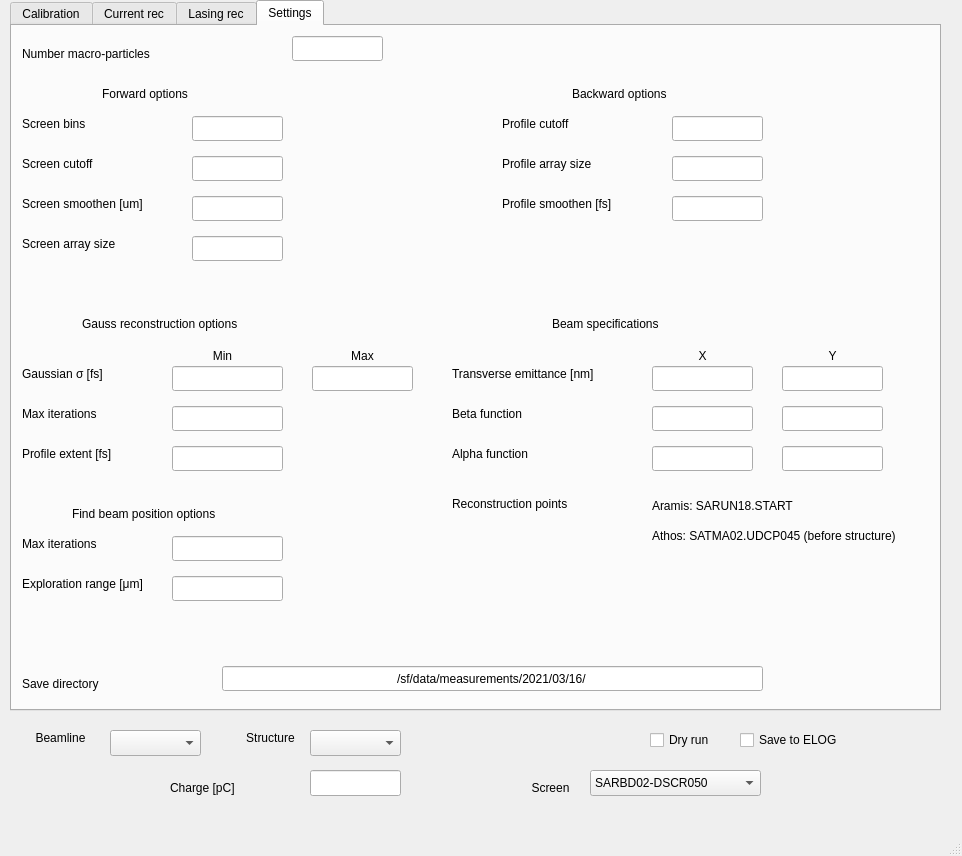
This is gui.ui in pdijksta/PassiveWFMeasurement as Qt 5 draws it before an edit. The edited form follows.
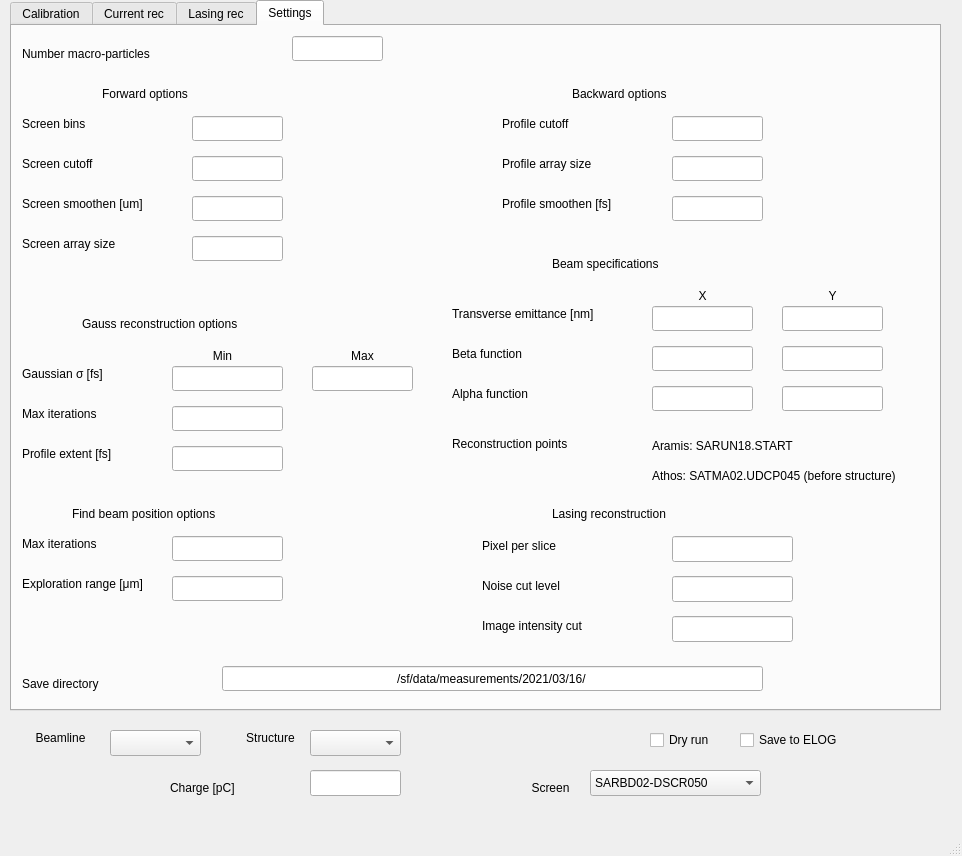
This is the edited form.

Commit message: add lasing options to GUI

```diff
--- a/gui.ui
+++ b/gui.ui
@@ -1900,38 +1900,6 @@
        <string>Pulse energy [uJ]</string>
       </property>
      </widget>
-     <widget class="QLabel" name="label_70">
-      <property name="geometry">
-       <rect>
-        <x>10</x>
-        <y>520</y>
-        <width>121</width>
-        <height>20</height>
-       </rect>
-      </property>
-      <property name="text">
-       <string>Pixel per slice</string>
-      </property>
-      <property name="alignment">
-       <set>Qt::AlignCenter</set>
-      </property>
-     </widget>
-     <widget class="QLineEdit" name="LasingReconstructionSliceFactor">
-      <property name="geometry">
-       <rect>
-        <x>140</x>
-        <y>520</y>
-        <width>121</width>
-        <height>26</height>
-       </rect>
-      </property>
-      <property name="text">
-       <string>3</string>
-      </property>
-      <property name="alignment">
-       <set>Qt::AlignCenter</set>
-      </property>
-     </widget>
      <widget class="QPushButton" name="SaveLasingRecData">
       <property name="geometry">
        <rect>
@@ -2029,7 +1997,7 @@
       <property name="geometry">
        <rect>
         <x>440</x>
-        <y>340</y>
+        <y>280</y>
         <width>211</width>
         <height>16</height>
        </rect>
@@ -2042,7 +2010,7 @@
       <property name="geometry">
        <rect>
         <x>640</x>
-        <y>340</y>
+        <y>280</y>
         <width>101</width>
         <height>25</height>
        </rect>
@@ -2058,7 +2026,7 @@
       <property name="geometry">
        <rect>
         <x>770</x>
-        <y>340</y>
+        <y>280</y>
         <width>101</width>
         <height>25</height>
        </rect>
@@ -2509,7 +2477,7 @@
       <property name="geometry">
        <rect>
         <x>540</x>
-        <y>290</y>
+        <y>230</y>
         <width>191</width>
         <height>16</height>
        </rect>
@@ -2522,7 +2490,7 @@
       <property name="geometry">
        <rect>
         <x>640</x>
-        <y>320</y>
+        <y>260</y>
         <width>101</width>
         <height>20</height>
        </rect>
@@ -2538,7 +2506,7 @@
       <property name="geometry">
        <rect>
         <x>770</x>
-        <y>320</y>
+        <y>260</y>
         <width>101</width>
         <height>20</height>
        </rect>
@@ -2554,7 +2522,7 @@
       <property name="geometry">
        <rect>
         <x>440</x>
-        <y>380</y>
+        <y>320</y>
         <width>141</width>
         <height>16</height>
        </rect>
@@ -2567,7 +2535,7 @@
       <property name="geometry">
        <rect>
         <x>770</x>
-        <y>380</y>
+        <y>320</y>
         <width>101</width>
         <height>25</height>
        </rect>
@@ -2583,7 +2551,7 @@
       <property name="geometry">
        <rect>
         <x>640</x>
-        <y>380</y>
+        <y>320</y>
         <width>101</width>
         <height>25</height>
        </rect>
@@ -2599,7 +2567,7 @@
       <property name="geometry">
        <rect>
         <x>640</x>
-        <y>420</y>
+        <y>360</y>
         <width>101</width>
         <height>25</height>
        </rect>
@@ -2615,7 +2583,7 @@
       <property name="geometry">
        <rect>
         <x>440</x>
-        <y>420</y>
+        <y>360</y>
         <width>141</width>
         <height>16</height>
        </rect>
@@ -2628,7 +2596,7 @@
       <property name="geometry">
        <rect>
         <x>770</x>
-        <y>420</y>
+        <y>360</y>
         <width>101</width>
         <height>25</height>
        </rect>
@@ -2644,7 +2612,7 @@
       <property name="geometry">
        <rect>
         <x>440</x>
-        <y>470</y>
+        <y>410</y>
         <width>191</width>
         <height>16</height>
        </rect>
@@ -2657,7 +2625,7 @@
       <property name="geometry">
        <rect>
         <x>640</x>
-        <y>470</y>
+        <y>410</y>
         <width>171</width>
         <height>20</height>
        </rect>
@@ -2673,7 +2641,7 @@
       <property name="geometry">
        <rect>
         <x>640</x>
-        <y>500</y>
+        <y>440</y>
         <width>281</width>
         <height>20</height>
        </rect>
@@ -2756,6 +2724,115 @@
        <string>Exploration range [μm]</string>
       </property>
      </widget>
+     <widget class="QLabel" name="label_52">
+      <property name="geometry">
+       <rect>
+        <x>540</x>
+        <y>480</y>
+        <width>191</width>
+        <height>16</height>
+       </rect>
+      </property>
+      <property name="text">
+       <string>Lasing reconstruction</string>
+      </property>
+     </widget>
+     <widget class="QLabel" name="label_70">
+      <property name="geometry">
+       <rect>
+        <x>470</x>
+        <y>510</y>
+        <width>121</width>
+        <height>20</height>
+       </rect>
+      </property>
+      <property name="text">
+       <string>Pixel per slice</string>
+      </property>
+      <property name="alignment">
+       <set>Qt::AlignLeading|Qt::AlignLeft|Qt::AlignVCenter</set>
+      </property>
+     </widget>
+     <widget class="QLineEdit" name="LasingReconstructionSliceFactor">
+      <property name="geometry">
+       <rect>
+        <x>660</x>
+        <y>510</y>
+        <width>121</width>
+        <height>26</height>
+       </rect>
+      </property>
+      <property name="text">
+       <string/>
+      </property>
+      <property name="alignment">
+       <set>Qt::AlignCenter</set>
+      </property>
+     </widget>
+     <widget class="QLineEdit" name="LasingNoiseCut">
+      <property name="geometry">
+       <rect>
+        <x>660</x>
+        <y>550</y>
+        <width>121</width>
+        <height>26</height>
+       </rect>
+      </property>
+      <property name="text">
+       <string/>
+      </property>
+      <property name="alignment">
+       <set>Qt::AlignCenter</set>
+      </property>
+     </widget>
+     <widget class="QLabel" name="label_76">
+      <property name="geometry">
+       <rect>
+        <x>470</x>
+        <y>550</y>
+        <width>121</width>
+        <height>20</height>
+       </rect>
+      </property>
+      <property name="text">
+       <string>Noise cut level</string>
+      </property>
+      <property name="alignment">
+       <set>Qt::AlignLeading|Qt::AlignLeft|Qt::AlignVCenter</set>
+      </property>
+     </widget>
+     <widget class="QLineEdit" name="LasingIntensityCut">
+      <property name="geometry">
+       <rect>
+        <x>660</x>
+        <y>590</y>
+        <width>121</width>
+        <height>26</height>
+       </rect>
+      </property>
+      <property name="text">
+       <string/>
+      </property>
+      <property name="alignment">
+       <set>Qt::AlignCenter</set>
+      </property>
+     </widget>
+     <widget class="QLabel" name="label_77">
+      <property name="geometry">
+       <rect>
+        <x>470</x>
+        <y>590</y>
+        <width>121</width>
+        <height>20</height>
+       </rect>
+      </property>
+      <property name="text">
+       <string>Image intensity cut</string>
+      </property>
+      <property name="alignment">
+       <set>Qt::AlignLeading|Qt::AlignLeft|Qt::AlignVCenter</set>
+      </property>
+     </widget>
     </widget>
    </widget>
    <widget class="QComboBox" name="StructureSelect">
```
The commit also changes 1 other file.
